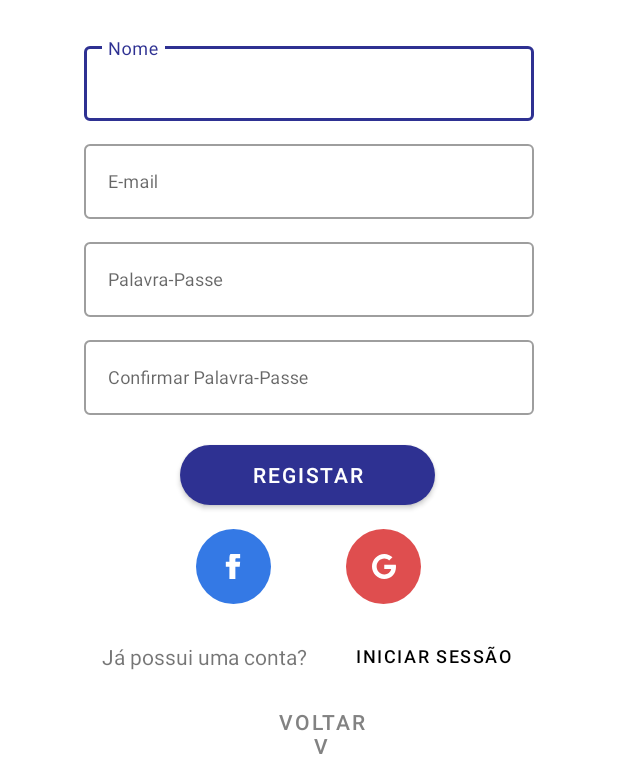
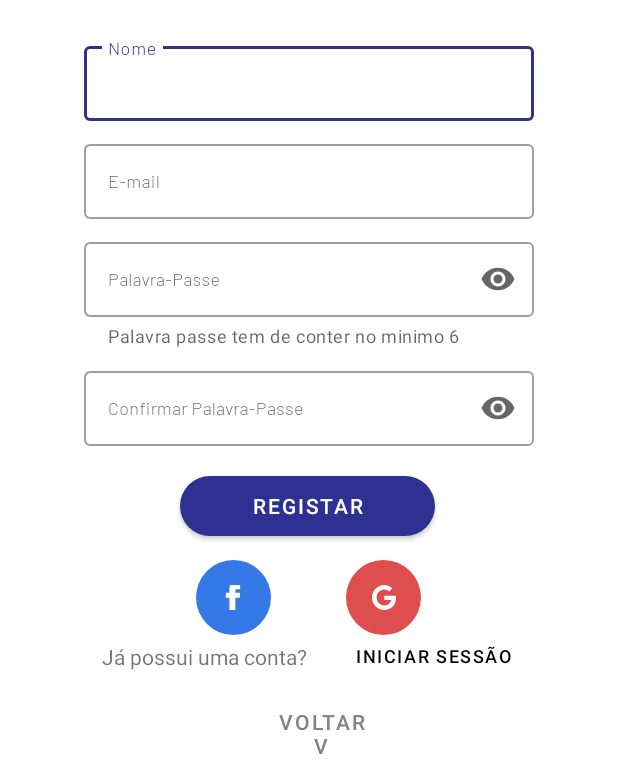
Before and after one commit to RuiFilipeSilva/FCM_TOUR, an Android app: the Register screen opened directly, with no data from a screen before it, on a phone screen of 412 x 824 dp, the part 461-1236 px from its top. Run offline under Robolectric (Android 15) with nearby library versions, the phone set to English and light mode, and no system bars; our stand-ins replace Volley.

Commit message:
password

```diff
--- a/app/src/main/res/layout/activity_register.xml
+++ b/app/src/main/res/layout/activity_register.xml
@@ -43,7 +43,8 @@
             tools:layout_conversion_absoluteHeight="47dp"
             tools:layout_conversion_absoluteWidth="300dp"
             tools:layout_editor_absoluteX="56dp"
-            tools:layout_editor_absoluteY="308dp" />
+            tools:layout_editor_absoluteY="308dp"
+            android:fontFamily="@font/barlow_light"/>
 
     </com.google.android.material.textfield.TextInputLayout>
 
@@ -67,7 +68,7 @@
             android:layout_height="50dp"
             android:inputType="textEmailAddress"
             android:textSize="12sp"
-
+            android:fontFamily="@font/barlow_light"
             tools:layout_conversion_absoluteHeight="47dp"
             tools:layout_conversion_absoluteWidth="300dp"
             tools:layout_editor_absoluteX="56dp"
@@ -87,7 +88,10 @@
         app:layout_constraintTop_toBottomOf="@+id/textField"
         tools:ignore="MissingConstraints"
         tools:layout_conversion_absoluteHeight="52dp"
-        tools:layout_conversion_absoluteWidth="300dp">
+        tools:layout_conversion_absoluteWidth="300dp"
+        app:endIconMode="password_toggle"
+        app:helperTextEnabled="true"
+        app:helperText="@string/helper_text">>
 
         <com.google.android.material.textfield.TextInputEditText
             android:id="@+id/passtxt"
@@ -95,11 +99,13 @@
             android:layout_height="50dp"
             android:inputType="textPassword"
             android:textSize="12sp"
-
+            android:fontFamily="@font/barlow_light"
             tools:layout_conversion_absoluteHeight="47dp"
             tools:layout_conversion_absoluteWidth="300dp"
             tools:layout_editor_absoluteX="56dp"
-            tools:layout_editor_absoluteY="453dp" />
+            tools:layout_editor_absoluteY="453dp"
+
+        />
 
     </com.google.android.material.textfield.TextInputLayout>
 
@@ -115,7 +121,8 @@
         app:layout_constraintTop_toBottomOf="@+id/pass"
         tools:ignore="MissingConstraints"
         tools:layout_conversion_absoluteHeight="52dp"
-        tools:layout_conversion_absoluteWidth="300dp">
+        tools:layout_conversion_absoluteWidth="300dp"
+        app:endIconMode="password_toggle">
 
         <com.google.android.material.textfield.TextInputEditText
             android:id="@+id/confpassTxt"
@@ -123,7 +130,7 @@
             android:layout_height="50dp"
             android:inputType="textPassword"
             android:textSize="12sp"
-
+            android:fontFamily="@font/barlow_light"
             tools:layout_conversion_absoluteHeight="47dp"
             tools:layout_conversion_absoluteWidth="300dp"
             tools:layout_editor_absoluteX="56dp"
@@ -145,7 +152,8 @@
         app:layout_constraintTop_toBottomOf="@+id/confpass"
         tools:ignore="MissingConstraints"
         tools:layout_conversion_absoluteHeight="40dp"
-        tools:layout_conversion_absoluteWidth="170dp" />
+        tools:layout_conversion_absoluteWidth="170dp"
+        />
 
     <LinearLayout
         android:layout_width="wrap_content"
--- a/app/src/main/res/values/strings.xml
+++ b/app/src/main/res/values/strings.xml
@@ -100,4 +100,5 @@
         "when a user tries to pick up one of cards.\n\n"
     </string>
     <string name="action_settings">Settings</string>
+    <string name="helper_text">Palavra passe tem de conter no minimo 6 caracteres</string>
 </resources>
```
Also changed, not shown: app/src/main/java/com/example/fcm_tour/Register.java (+38 -5 lines), app/src/main/res/layout/activity_authentication.xml (+5 -3 lines).
